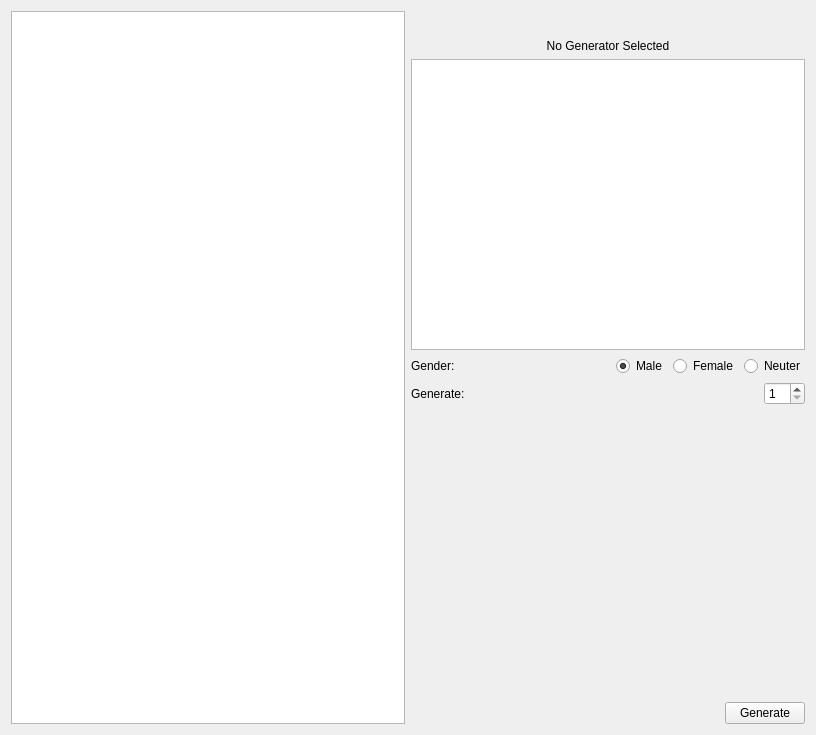
ganelonhb/QDMSuite, file fantasynamegeneratorwidget.ui: the form before one commit.
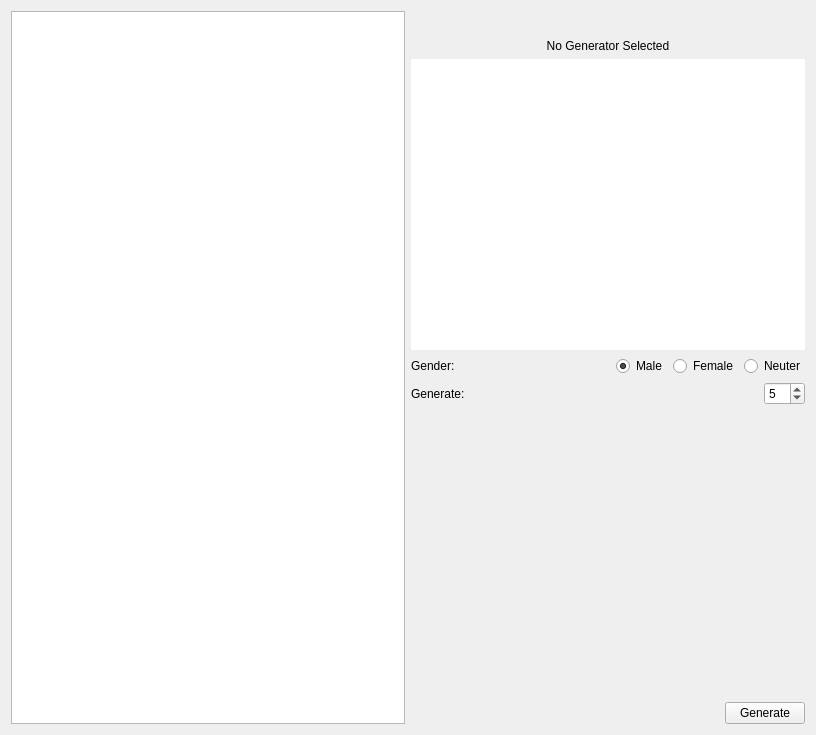
The form after the commit. Icons and pictures are not drawn.

```diff
--- a/fantasynamegeneratorwidget.ui
+++ b/fantasynamegeneratorwidget.ui
@@ -40,22 +40,6 @@
        </item>
       </layout>
      </item>
-     <item row="3" column="0">
-      <widget class="QTextEdit" name="textEdit">
-       <property name="autoFillBackground">
-        <bool>true</bool>
-       </property>
-       <property name="styleSheet">
-        <string notr="true"/>
-       </property>
-       <property name="frameShape">
-        <enum>QFrame::Shape::StyledPanel</enum>
-       </property>
-       <property name="frameShadow">
-        <enum>QFrame::Shadow::Sunken</enum>
-       </property>
-      </widget>
-     </item>
      <item row="6" column="0">
       <spacer name="verticalSpacer">
        <property name="orientation">
@@ -189,6 +173,9 @@
            <property name="minimum">
             <number>1</number>
            </property>
+           <property name="value">
+            <number>5</number>
+           </property>
           </widget>
          </item>
         </layout>
@@ -205,6 +192,19 @@
        </property>
       </widget>
      </item>
+     <item row="3" column="0">
+      <widget class="QTextEdit" name="nameTextEdit">
+       <property name="frameShape">
+        <enum>QFrame::Shape::NoFrame</enum>
+       </property>
+       <property name="frameShadow">
+        <enum>QFrame::Shadow::Plain</enum>
+       </property>
+       <property name="horizontalScrollBarPolicy">
+        <enum>Qt::ScrollBarPolicy::ScrollBarAlwaysOff</enum>
+       </property>
+      </widget>
+     </item>
     </layout>
    </item>
    <item row="0" column="0">
```
